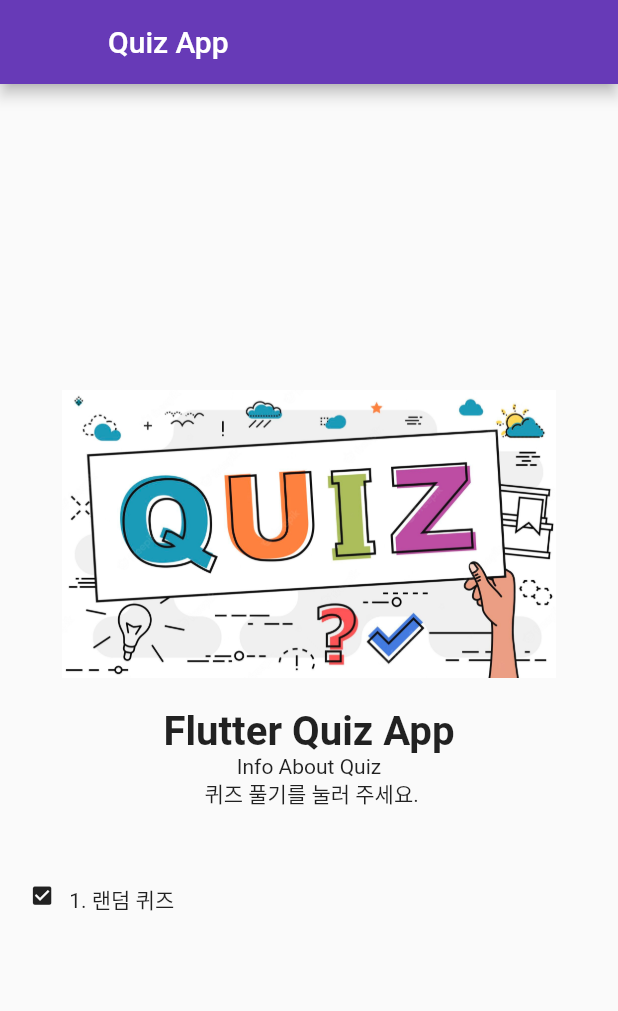
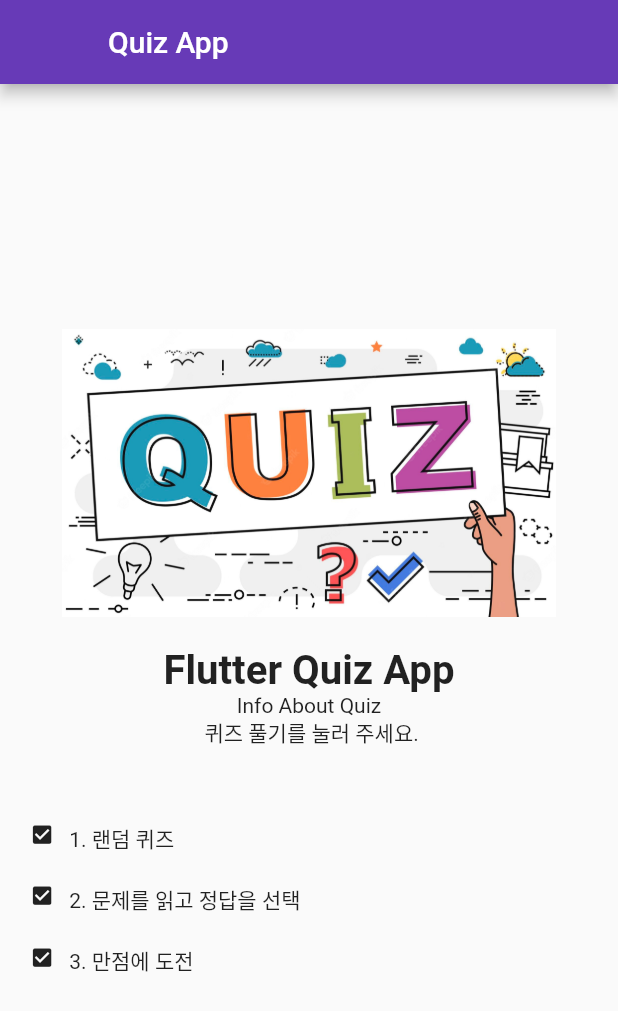
Before and after one commit to metacogpe/flutter_quiz_app, a Flutter app: the screen it shows after launch, on a phone screen of 412 x 824 dp. Shown: the top 1011 px of the screen. Run offline on Flutter 3.47's test engine with Material 2 defaults, Android fonts, the phone set to English and light mode, and no system bars.

Commit message:
안내문구 추가

```diff
--- a/lib/screen/screen_home.dart
+++ b/lib/screen/screen_home.dart
@@ -47,6 +47,8 @@ class _HomeScreenState extends State<HomeScreen> {
               padding: EdgeInsets.all(width * 0.048),
             ),
             _buildStep(width, '1. 랜덤 퀴즈'),
+            _buildStep(width, '2. 문제를 읽고 정답을 선택'),
+            _buildStep(width, '3. 만점에 도전'),
           ],
         ),
       ),
```
